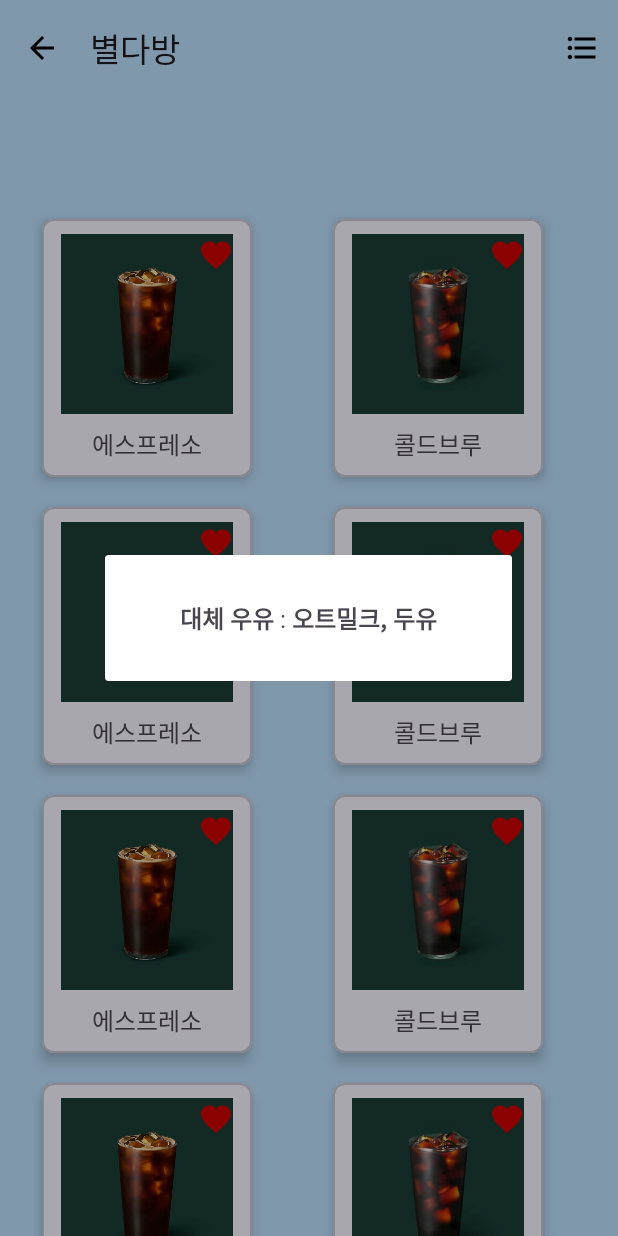
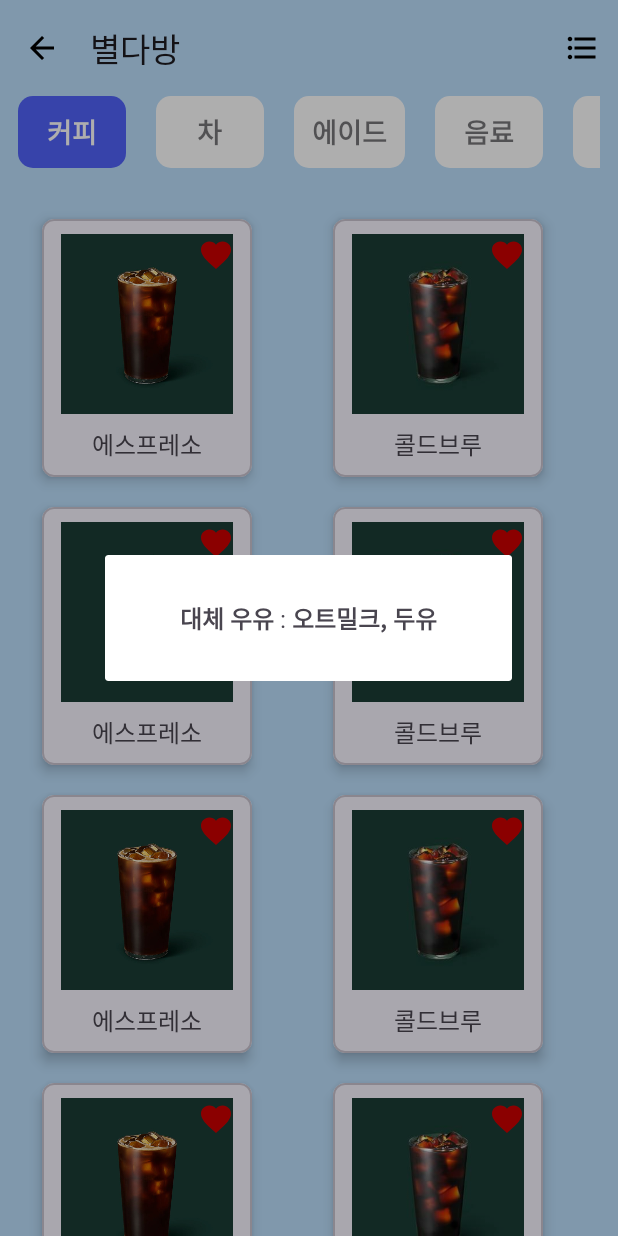
Before and after one commit to yswn1531/LactoseFree, an Android app: the BrandMenuFragment screen opened through its navigation route, on a phone screen of 412 x 824 dp. Run offline under Robolectric (Android 15) with nearby library versions, the phone set to English and light mode, and no system bars; our stand-ins replace navigation-ui.

Commit message:
Refactor: tap 코드로 추가, bottom_navigation_menu.xml res String 추가

```diff
--- a/app/src/main/java/com/sesac/lactosefree/brand/detail/BrandMenuFragment.kt
+++ b/app/src/main/java/com/sesac/lactosefree/brand/detail/BrandMenuFragment.kt
@@ -2,14 +2,10 @@ package com.sesac.lactosefree.brand.detail
 
 import android.os.Bundle
 import android.view.LayoutInflater
-import android.view.Menu
-import android.view.MenuInflater
-import android.view.MenuItem
 import android.view.View
 import android.view.ViewGroup
 import android.widget.LinearLayout
 import android.widget.Toast
-import androidx.core.view.MenuProvider
 import androidx.navigation.fragment.findNavController
 import androidx.recyclerview.widget.GridLayoutManager
 import androidx.recyclerview.widget.LinearLayoutManager
@@ -17,8 +13,8 @@ import com.google.android.material.tabs.TabLayout
 import com.sesac.lactosefree.R
 import com.sesac.lactosefree.brand.Brand
 import com.sesac.lactosefree.brand.BrandAdapter
+import com.sesac.lactosefree.brand.Detail
 import com.sesac.lactosefree.common.CustomDialog
-import com.sesac.lactosefree.brand.Detail
 import com.sesac.lactosefree.common.MenuDetailDialog
 import com.sesac.lactosefree.common.ViewBindingBaseFragment
 import com.sesac.lactosefree.databinding.FragmentBrandMenuBinding
@@ -40,10 +36,9 @@ class BrandMenuFragment : ViewBindingBaseFragment<FragmentBrandMenuBinding>(Frag
     override fun onViewCreated(view: View, savedInstanceState: Bundle?) {
         super.onViewCreated(view, savedInstanceState)
         CustomDialog("대체 우유 : 오트밀크, 두유",requireContext()).show()
-        setTabItemMargin(binding.menuTL,30)
+
         val brandRV = binding.brandMenuRV
         brandRV.layoutManager = GridLayoutManager(context,2, LinearLayoutManager.VERTICAL,false)
-        brandRV.setHasFixedSize(true)
         brandList = setDataInList()
         brandAdapter = BrandAdapter(brandList,true)
         brandAdapter.setItemClickListener(object : BrandAdapter.OnItemClickListener{
@@ -76,6 +71,17 @@ class BrandMenuFragment : ViewBindingBaseFragment<FragmentBrandMenuBinding>(Frag
             findNavController().popBackStack()
         }
 
+        with(binding){
+            menuTL.addTab(menuTL.newTab().setText("커피"))
+            menuTL.addTab(menuTL.newTab().setText("차"))
+            menuTL.addTab(menuTL.newTab().setText("에이드"))
+            menuTL.addTab(menuTL.newTab().setText("음료"))
+            menuTL.addTab(menuTL.newTab().setText("커피"))
+            menuTL.addTab(menuTL.newTab().setText("차"))
+            menuTL.addTab(menuTL.newTab().setText("에이드"))
+            menuTL.addTab(menuTL.newTab().setText("음료"))
+            setTabItemMargin(menuTL,30)
+        }
     }
 
 
--- a/app/src/main/res/layout/activity_main.xml
+++ b/app/src/main/res/layout/activity_main.xml
@@ -34,7 +34,12 @@
         app:layout_constraintBottom_toBottomOf="parent"
         app:layout_constraintEnd_toEndOf="parent"
         app:layout_constraintStart_toStartOf="parent"
-        style="@style/navigationBar"
+        app:menu="@menu/bottom_navigation_menu"
+        app:itemBackground="@color/PrimaryColor"
+        app:itemIconTint="@color/selector_navigationbar"
+        app:itemActiveIndicatorStyle="@null"
+        app:itemTextAppearanceActive="@style/BottomNavigationTextAppearance"
+
         >
     </com.google.android.material.bottomnavigation.BottomNavigationView>
 
--- a/app/src/main/res/layout/fragment_home.xml
+++ b/app/src/main/res/layout/fragment_home.xml
@@ -1,7 +1,6 @@
 <?xml version="1.0" encoding="utf-8"?>
 <androidx.constraintlayout.widget.ConstraintLayout xmlns:android="http://schemas.android.com/apk/res/android"
     xmlns:tools="http://schemas.android.com/tools"
-    xmlns:app="http://schemas.android.com/apk/res-auto"
     android:layout_width="match_parent"
     android:layout_height="match_parent"
     tools:context=".home.HomeFragment">
@@ -9,10 +8,9 @@
     <com.google.android.material.imageview.ShapeableImageView
         android:layout_width="match_parent"
         android:layout_height="match_parent"
-
         android:src="@drawable/im_dummy_map"
+        android:scaleType="fitXY"
         >
-
     </com.google.android.material.imageview.ShapeableImageView>
 
 </androidx.constraintlayout.widget.ConstraintLayout>
--- a/app/src/main/res/menu/bottom_navigation_menu.xml
+++ b/app/src/main/res/menu/bottom_navigation_menu.xml
@@ -3,18 +3,19 @@
     <item
         android:id="@+id/homeFragment"
         android:icon="@drawable/ic_home_24"
-        android:title="Home" />
+        android:title="@string/navigationBarItemHome"
+        />
     <item
         android:id="@+id/brandFragment"
         android:icon="@drawable/ic_cafe_24"
-        android:title="Brand" />
+        android:title="@string/navigationBarItemBrand" />
     <item
         android:id="@+id/favoriteFragment"
         android:icon="@drawable/ic_favorite_24"
-        android:title="Favorite" />
+        android:title="@string/navigationBarItemFavorite" />
     <item
         android:id="@+id/informationFragment"
         android:icon="@drawable/ic_info_24"
-        android:title="Info" />
+        android:title="@string/navigationBarItemInfo" />
 
 </menu>
--- a/app/src/main/res/values/colors.xml
+++ b/app/src/main/res/values/colors.xml
@@ -8,4 +8,5 @@
     <color name="SecondaryText">#FFFFFFFF</color>
     <color name="DiverColor">#BDBDBD</color>
     <color name="ThirdText">#757575</color>
+    <color name="RatingBarColor">#FFC100</color>
 </resources>
--- a/app/src/main/res/values/strings.xml
+++ b/app/src/main/res/values/strings.xml
@@ -18,4 +18,9 @@
         이탈리아사람들이 좋아한다.\n
         텍스트 테스트\n
     </string>
+    <string name="navigationBarItemHome">Home</string>
+    <string name="navigationBarItemBrand">Brand</string>
+    <string name="navigationBarItemFavorite">Favorite</string>
+    <string name="navigationBarItemInfo">Info</string>
+
 </resources>
```
